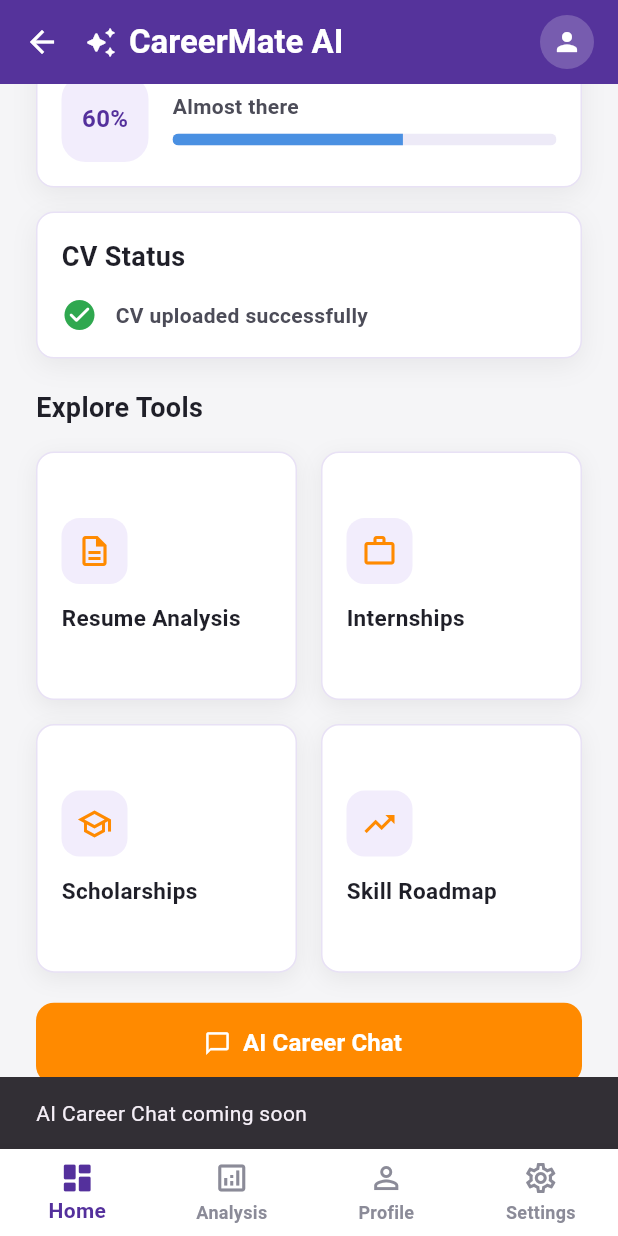
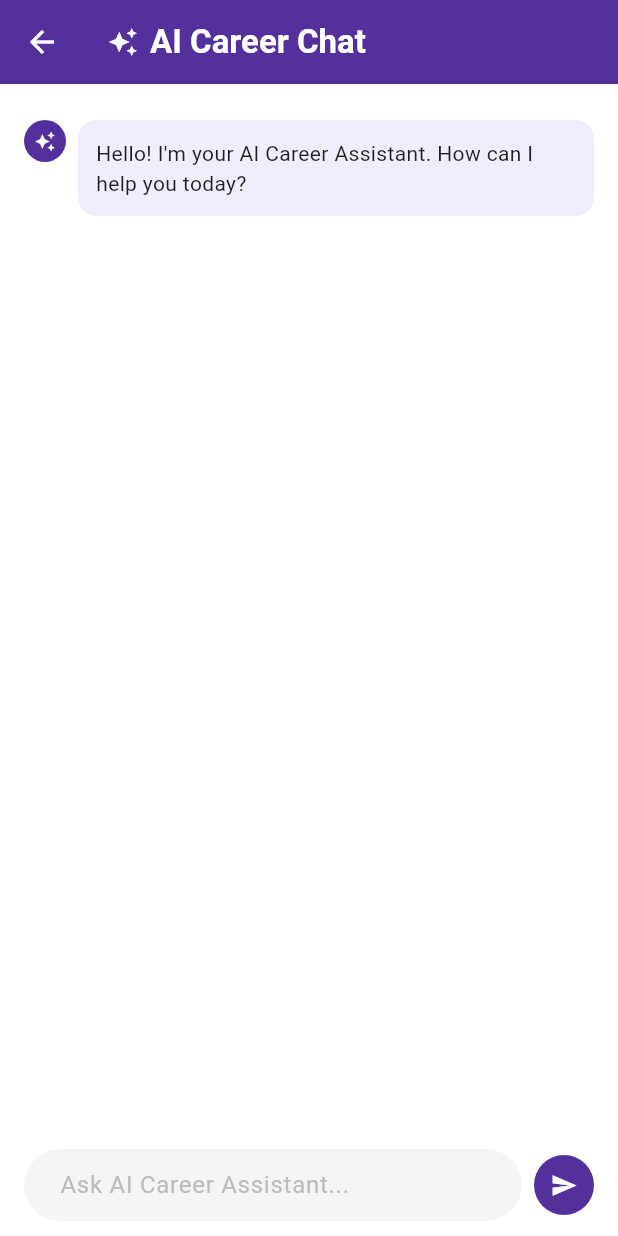
Before and after one commit to SamiaaZahid/CareerMate-AI, a Flutter app: the HomeScreen screen opened directly, scrolled down 147 dp, after a tap on "AI Career Chat", on a phone screen of 412 x 824 dp. Run offline on Flutter 3.47's test engine with Material 3 defaults, Android fonts, the phone set to English and light mode, and no system bars; our stand-ins replace file_picker, flutter_dotenv, google_generative_ai, shared_preferences, sqflite, sqflite_common_ffi and 2 more; accounts and stored records are empty; Roboto replaces fonts that are missing (Be Vietnam Pro).

Commit message:
updated ai chat screen and cofig

```diff
--- a/lib/main.dart
+++ b/lib/main.dart
@@ -1,6 +1,7 @@
 import 'package:flutter/foundation.dart' show kIsWeb, defaultTargetPlatform, TargetPlatform;
 import 'package:flutter/material.dart';
 
+import 'package:flutter_dotenv/flutter_dotenv.dart';
 import 'package:sqflite_common_ffi/sqflite_ffi.dart';
 import 'package:sqflite_common_ffi_web/sqflite_ffi_web.dart';
 
@@ -10,6 +11,7 @@ import 'services/auth_service.dart';
 
 void main() async {
   WidgetsFlutterBinding.ensureInitialized();
+  await dotenv.load(fileName: ".env");
 
   if (kIsWeb) {
     databaseFactory = databaseFactoryFfiWeb;
--- /dev/null
+++ b/lib/screens/ai_chat_screen.dart
@@ -0,0 +1,219 @@
+import 'package:flutter/material.dart';
+import 'package:flutter_dotenv/flutter_dotenv.dart';
+import 'package:google_generative_ai/google_generative_ai.dart';
+
+class AiChatScreen extends StatefulWidget {
+  const AiChatScreen({super.key});
+
+  @override
+  State<AiChatScreen> createState() => _AiChatScreenState();
+}
+
+class _AiChatScreenState extends State<AiChatScreen> {
+  final TextEditingController _controller = TextEditingController();
+  final ScrollController _scrollController = ScrollController();
+
+  // Chat messages list
+  final List<Map<String, String>> _messages = [
+    {
+      'sender': 'ai',
+      'text': "Hello! I'm your AI Career Assistant. How can I help you today?"
+    },
+  ];
+
+  bool _isLoading = false;
+  late GenerativeModel _model;
+  late ChatSession _chatSession;
+
+  @override
+  void initState() {
+    super.initState();
+    _initializeGemini();
+  }
+
+  void _initializeGemini() {
+    // Fetching API key from .env file securely
+    final apiKey = dotenv.env['GEMINI_API_KEY'] ?? '';
+
+    // Initializing the Gemini model with gemini-1.5-flash
+    _model = GenerativeModel(
+      model: 'gemini-1.5-flash',
+      apiKey: apiKey,
+    );
+
+    // Starting a chat session to maintain conversation history
+    _chatSession = _model.startChat(
+      history: [
+        Content.text("You are an AI Career Assistant for a career guidance app named CareerMate AI. Help users with resumes, internships, job search strategies, and professional development in a friendly, concise, and structured way.")
+      ],
+    );
+  }
+
+  Future<void> _sendMessage() async {
+    final userMessage = _controller.text.trim();
+    if (userMessage.isEmpty) return;
+
+    _controller.clear();
+    setState(() {
+      _messages.add({'sender': 'user', 'text': userMessage});
+      _isLoading = true;
+    });
+    _scrollToBottom();
+
+    try {
+      // Sending message to Gemini API
+      final response = await _chatSession.sendMessage(Content.text(userMessage));
+      final aiResponse = response.text ?? "I couldn't generate a response. Please try again.";
+
+      setState(() {
+        _messages.add({'sender': 'ai', 'text': aiResponse});
+        _isLoading = false;
+      });
+    } catch (e) {
+      setState(() {
+        _messages.add({
+          'sender': 'ai',
+          'text': "Network Error: Could not connect to AI. Please check your internet connection or API key."
+        });
+        _isLoading = false;
+      });
+    }
+    _scrollToBottom();
+  }
+
+  void _scrollToBottom() {
+    WidgetsBinding.instance.addPostFrameCallback((_) {
+      if (_scrollController.hasClients) {
+        _scrollController.animateTo(
+          _scrollController.position.maxScrollExtent,
+          duration: const Duration(milliseconds: 300),
+          curve: Curves.easeOut,
+        );
+      }
+    });
+  }
+
+  @override
+  Widget build(BuildContext context) {
+    return Scaffold(
+      backgroundColor: Colors.white,
+      appBar: AppBar(
+        backgroundColor: const Color(0xFF54309C), // Primary Purple Theme matching your app
+        title: const Row(
+          children: [
+            Icon(Icons.auto_awesome, color: Colors.white, size: 20),
+            SizedBox(width: 8),
+            Text('AI Career Chat', style: TextStyle(color: Colors.white, fontWeight: FontWeight.bold)),
+          ],
+        ),
+        iconTheme: const IconThemeData(color: Colors.white),
+      ),
+      body: Column(
+        children: [
+          // Messages ListView
+          Expanded(
+            child: ListView.builder(
+              controller: _scrollController,
+              padding: const EdgeInsets.all(16.0),
+              itemCount: _messages.length,
+              itemBuilder: (context, index) {
+                final message = _messages[index];
+                final isUser = message['sender'] == 'user';
+
+                return Padding(
+                  padding: const EdgeInsets.symmetric(vertical: 8.0),
+                  child: Row(
+                    mainAxisAlignment:
+                        isUser ? MainAxisAlignment.end : MainAxisAlignment.start,
+                    crossAxisAlignment: CrossAxisAlignment.start,
+                    children: [
+                      if (!isUser) ...[
+                        const CircleAvatar(
+                          backgroundColor: Color(0xFF54309C),
+                          radius: 14,
+                          child: Icon(Icons.auto_awesome, color: Colors.white, size: 14),
+                        ),
+                        const SizedBox(width: 8),
+                      ],
+                      Flexible(
+                        child: Container(
+                          padding: const EdgeInsets.all(12.0),
+                          decoration: BoxDecoration(
+                            color: isUser ? const Color(0xFF54309C) : const Color(0xFFF2EDFC),
+                            borderRadius: BorderRadius.circular(12.0),
+                          ),
+                          child: Text(
+                            message['text'] ?? '',
+                            style: TextStyle(
+                              color: isUser ? Colors.white : Colors.black87,
+                              fontSize: 14,
+                            ),
+                          ),
+                        ),
+                      ),
+                      if (isUser) const SizedBox(width: 8),
+                    ],
+                  ),
+                );
+              },
+            ),
+          ),
+
+          // Loading indicator when AI is typing
+          if (_isLoading)
+            const Padding(
+              padding: EdgeInsets.all(8.0),
+              child: Row(
+                children: [
+                  SizedBox(width: 16),
+                  SizedBox(
+                    width: 20,
+                    height: 20,
+                    child: CircularProgressIndicator(strokeWidth: 2, color: Color(0xFF54309C)),
+                  ),
+                  SizedBox(width: 12),
+                  Text("AI is typing...", style: TextStyle(color: Colors.grey, fontSize: 12)),
+                ],
+              ),
+            ),
+
+          // Bottom Input Bar matching reference image
+          Container(
+            padding: const EdgeInsets.symmetric(horizontal: 16.0, vertical: 10.0),
+            color: Colors.white,
+            child: Row(
+              children: [
+                Expanded(
+                  child: TextField(
+                    controller: _controller,
+                    onSubmitted: (_) => _sendMessage(),
+                    decoration: InputDecoration(
+                      hintText: 'Ask AI Career Assistant...',
+                      hintStyle: TextStyle(color: Colors.grey.shade400),
+                      filled: true,
+                      fillColor: Colors.grey.shade100,
+                      contentPadding: const EdgeInsets.symmetric(
+                          horizontal: 20.0, vertical: 10.0),
+                      border: OutlineInputBorder(
+                        borderRadius: BorderRadius.circular(30.0),
+                        borderSide: BorderSide.none,
+                      ),
+                    ),
+                  ),
+                ),
+                const SizedBox(width: 8),
+                CircleAvatar(
+                  backgroundColor: const Color(0xFF54309C),
+                  child: IconButton(
+                    icon: const Icon(Icons.send, color: Colors.white, size: 18),
+                    onPressed: _sendMessage,
+                  ),
+                ),
+              ],
+            ),
+          ),
+        ],
+      ),
+    );
+  }
+}
--- a/lib/screens/home_screen.dart
+++ b/lib/screens/home_screen.dart
@@ -1,4 +1,5 @@
 import 'package:flutter/material.dart';
+import 'ai_chat_screen.dart';
 
 import '../constants/app_colors.dart';
 import '../services/auth_service.dart';
@@ -285,8 +286,12 @@ class _HomeScreenState extends State<HomeScreen> {
                 height: 54,
                 child: ElevatedButton.icon(
                   onPressed: () {
-                    ScaffoldMessenger.of(context).showSnackBar(
-                      const SnackBar(content: Text('AI Career Chat coming soon')),
+                    // Yahan SnackBar ki jagah ab AiChatScreen par navigate hoga!
+                    Navigator.push(
+                      context,
+                      MaterialPageRoute(
+                        builder: (context) => AiChatScreen(),
+                      ),
                     );
                   },
                   icon: const Icon(Icons.chat_bubble_outline),
--- /dev/null
+++ b/lib/services/ai_service.dart
@@ -0,0 +1,19 @@
+import 'package:google_generative_ai/google_generative_ai.dart';
+import 'package:flutter_dotenv/flutter_dotenv.dart';
+
+class AiService {
+  Future<String> getResponse(String prompt) async {
+    try {
+      final apiKey = dotenv.env['GEMINI_API_KEY'];
+      if (apiKey == null) return "Error: API Key is missing!";
+
+
+      final model = GenerativeModel(model: 'gemini-1.5-flash', apiKey: apiKey);
+      final response = await model.generateContent([Content.text(prompt)]);
+
+      return response.text ?? "I didn't understand this, please ask again.";
+    } catch (e) {
+      return "Network Error: $e";
+    }
+  }
+}
--- a/pubspec.yaml
+++ b/pubspec.yaml
@@ -30,6 +30,8 @@ environment:
 dependencies:
   flutter:
     sdk: flutter
+  google_generative_ai:
+  flutter_dotenv:
 
   # The following adds the Cupertino Icons font to your application.
   # Use with the CupertinoIcons class for iOS style icons.
@@ -68,6 +70,7 @@ flutter:
   uses-material-design: true
 
   assets:
+    - .env
     - lib/data/internships.json
     - assets/images/
 
```
Also changed, not shown: pubspec.lock, 1 other file.
